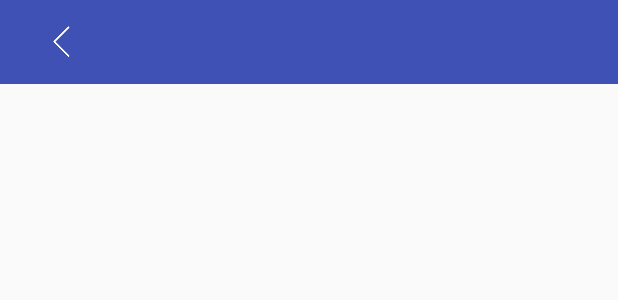
After one commit to jyozq/physical, an Android app: the layout mytoolbar.xml on its own in the app's theme, with its tools: preview values and no code run, on a phone screen of 412 x 824 dp. The commit adds this screen. Shown: the top 300 px of the screen. Run offline under Robolectric (Android 15) with nearby library versions, the light colour scheme and no system bars.

Commit message:
代码提交

```diff
--- a/app/src/main/AndroidManifest.xml
+++ b/app/src/main/AndroidManifest.xml
@@ -21,6 +21,11 @@
             android:name="com.straw.lession.physical.activity.LoginActivity"
             android:label="@string/login_text" android:theme="@style/AppTheme.NoActionBar">
         </activity>
+
+        <activity android:windowSoftInputMode="adjustResize|stateHidden" android:configChanges="orientation|keyboardHidden" android:screenOrientation="portrait"
+                  android:name="com.straw.lession.physical.activity.MainActivity"
+                  android:label="@string/login_text" android:theme="@style/AppTheme.NoActionBar">
+        </activity>
     </application>
 
 </manifest>
--- a/app/src/main/java/com/straw/lession/physical/activity/SplashActivity.java
+++ b/app/src/main/java/com/straw/lession/physical/activity/SplashActivity.java
@@ -2,12 +2,11 @@ package com.straw.lession.physical.activity;
 
 import android.content.Intent;
 import android.os.Handler;
-import android.support.v7.app.AppCompatActivity;
 import android.os.Bundle;
 
 import com.straw.lession.physical.R;
 
-public class SplashActivity extends AppCompatActivity {
+public class SplashActivity extends ThreadBaseActivity {
 
     @Override
     protected void onCreate(Bundle savedInstanceState) {
@@ -18,7 +17,7 @@ public class SplashActivity extends AppCompatActivity {
 
     private Handler mHandler = new Handler() {
         public void handleMessage(android.os.Message msg) {
-            startActivity(new Intent(SplashActivity.this, LoginActivity.class));
+            startActivity(new Intent(SplashActivity.this, MainActivity.class));
             finish();
         };
     };
--- /dev/null
+++ b/app/src/main/res/layout/mytoolbar.xml
@@ -0,0 +1,25 @@
+<?xml version="1.0" encoding="utf-8"?>
+    <android.support.v7.widget.Toolbar xmlns:android="http://schemas.android.com/apk/res/android"
+        xmlns:app="http://schemas.android.com/apk/res-auto" xmlns:segmentedgroup="http://schemas.android.com/apk/res-auto"
+        android:layout_width="match_parent" android:id="@+id/id_tool_bar"
+        android:layout_height="?attr/actionBarSize" android:background="?attr/colorPrimary" android:minHeight="?attr/actionBarSize">
+
+        <RelativeLayout xmlns:android="http://schemas.android.com/apk/res/android" android:orientation="vertical" android:layout_width="match_parent"  android:layout_height="match_parent">
+            <ImageButton
+                android:layout_width="@dimen/dimen_50dp" android:layout_height="match_parent"
+                android:id="@+id/leftbtn" android:layout_centerVertical="true"
+                android:layout_alignParentLeft="true" android:layout_alignParentStart="true"
+                android:background="@color/transparent"  android:src="@mipmap/back"/>
+            <TextView
+                android:layout_width="wrap_content" android:layout_height="wrap_content"
+                android:textAppearance="?android:attr/textAppearanceLarge" android:id="@+id/textView"
+                android:textColor="@color/white" android:layout_gravity="center_horizontal"
+                android:layout_centerVertical="true" android:layout_centerHorizontal="true" />
+            <Button
+                android:id="@+id/rightbtn2" android:layout_width="wrap_content"
+                android:layout_height="wrap_content" android:textColor="@color/white"
+                android:background="@color/transparent" android:src="@mipmap/main_titlebar_login" android:layout_marginRight="-5dp"
+                android:layout_centerVertical="true" android:layout_alignParentRight="true" android:layout_marginTop="@dimen/dimen_3dp"/>
+        </RelativeLayout>
+
+    </android.support.v7.widget.Toolbar>
--- a/app/src/main/res/values/strings.xml
+++ b/app/src/main/res/values/strings.xml
@@ -44,6 +44,9 @@
     <string name="login_text">登录</string>
     <string name="reg_text">注册</string>
     <string name="forget_text">忘记密码？</string>
+
+    <!-- 首页-->
+    <string name="index_text">首页</string>
 
     <!-- 商户注册-->
     <string name="business_red_desc">请使用本人真实信息注册</string>
```
Also changed, not shown: app/src/main/java/com/straw/lession/physical/activity/MainActivity.java (+16 -0 lines), app/src/main/res/layout/activity_main.xml (added, +7 -0 lines), app/src/main/res/layout/fragment_main_content.xml (added, +21 -0 lines), app/src/main/res/mipmap-xhdpi/main_titlebar_login.png (added), app/src/main/res/mipmap-xhdpi/main_titlebar_message.png (added), app/src/main/res/mipmap-xxhdpi/back.png (added), app/src/main/res/mipmap-xxhdpi/main_title_bg.png (added).
